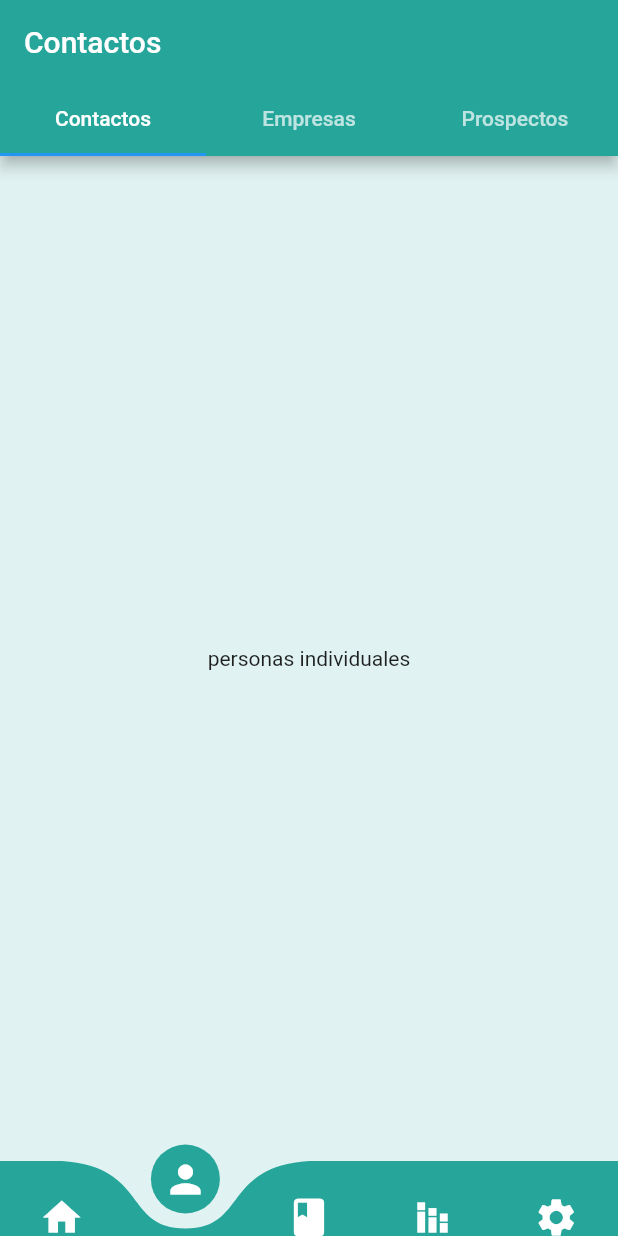
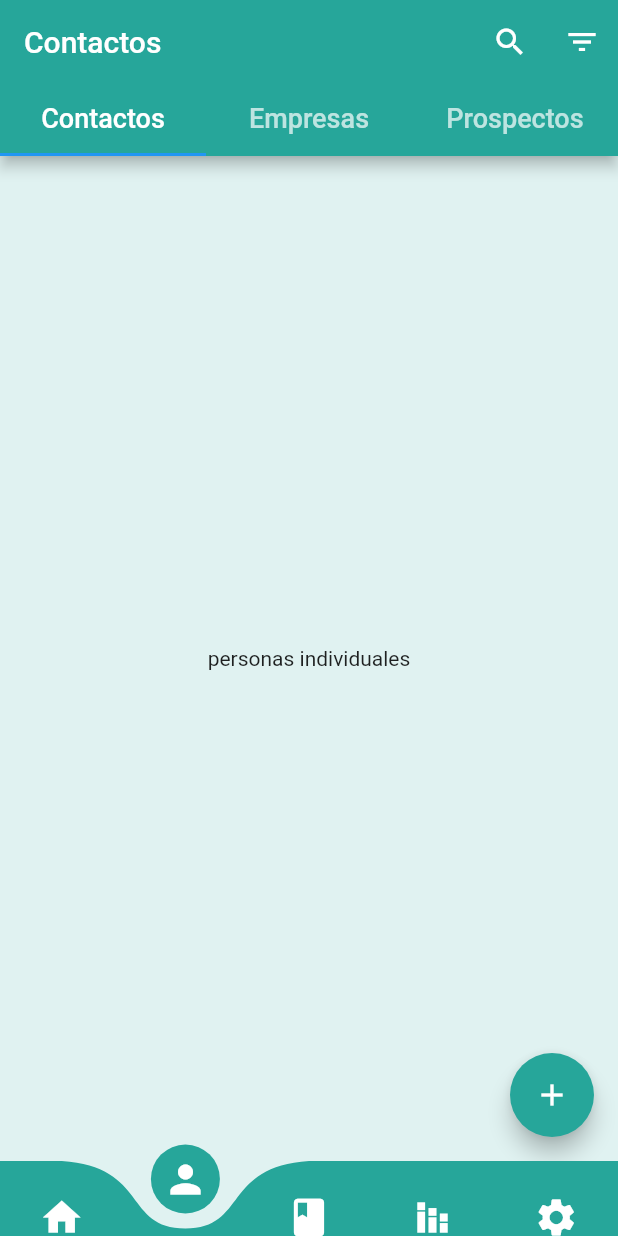
Before and after one commit to Mishe28/WorkScheduler, a Flutter app: the screen it shows after launch, item 2 of the bottom bar chosen, on a phone screen of 412 x 824 dp. Run offline on Flutter 3.47's test engine with Material 2 defaults, Android fonts, the phone set to English and light mode, and no system bars; drawn by our look-alikes of curved_navigation_bar.

Commit message:
módulo de contactos
Implementación de una barra de navegación interna de contactos, empresas y prospectos. Se agregó el botón de añadir nuevo, falta implementar funcionalidad.

```diff
--- a/nav_bar/lib/buscarpagina.dart
+++ b/nav_bar/lib/buscarpagina.dart
@@ -1,28 +1,13 @@
 import 'package:flutter/material.dart'; // importa del main
-
-class BuscarPagina extends StatelessWidget {
+class BuscarPagina extends StatefulWidget {
   const BuscarPagina({Key? key}) : super(key: key);
 
-  static const String _title = 'Flutter Code Sample';
-
   @override
-  Widget build(BuildContext context) {
-    return const MaterialApp(
-      title: _title,
-      home: MyStatefulWidget(),
-    );
-  }
-}
-
-class MyStatefulWidget extends StatefulWidget {
-  const MyStatefulWidget({Key? key}) : super(key: key);
-
-  @override
-  State<MyStatefulWidget> createState() => _MyStatefulWidgetState();
+  State<BuscarPagina> createState() => _MyStatefulWidgetState();
 }
 
 /// AnimationControllers can be created with `vsync: this` because of TickerProviderStateMixin.
-class _MyStatefulWidgetState extends State<MyStatefulWidget>
+class _MyStatefulWidgetState extends State<BuscarPagina>
     with TickerProviderStateMixin {
   late TabController _tabController;
 
@@ -35,30 +20,51 @@ class _MyStatefulWidgetState extends State<MyStatefulWidget>
   @override
   Widget build(BuildContext context) {
     return Scaffold(
-      backgroundColor: Colors.teal.shade50, // fonde de la otra pagina
+      backgroundColor: Colors.teal.shade50, // fondo de la otra pagina
       appBar: AppBar(
-        backgroundColor: Colors.teal.shade400, // fonde de la otra pagina
+        backgroundColor: Colors.teal.shade400, // fondo de la AppBar
         title: const Text('Contactos'),
+        actions: <Widget>[
+          IconButton(
+            icon: const Icon(Icons.search),
+            tooltip: 'Show Snackbar',
+            onPressed: () {
+              ScaffoldMessenger.of(context).showSnackBar(
+                  const SnackBar(content: Text('buscar')));
+            },
+          ),
+          IconButton(
+            icon: const Icon(Icons.filter_list),
+            tooltip: 'Show Snackbar',
+            onPressed: () {
+              ScaffoldMessenger.of(context).showSnackBar(
+                  const SnackBar(content: Text('Filtrar')));
+            },
+          ),
+        ],
+
         bottom: TabBar(
           controller: _tabController,
           tabs: const <Widget>[
             Tab(
-              child: Text("Contactos"),
+              child: Text("Contactos",style: TextStyle(fontSize: 18),),
             ),
             Tab(
-               child: Text("Empresas"),
+               child: Text("Empresas",style: TextStyle(fontSize: 18),),
             ),
             Tab(
-               child: Text("Prospectos"),
+               child: Text("Prospectos",style: TextStyle(fontSize: 18),),
             ),
           ],
         ),
       ),
       body: TabBarView(
         controller: _tabController,
+
         children: const <Widget>[
           Center(
             child: Text("personas individuales"),
+
           ),
           Center(
             child: Text("empresas "),
@@ -67,6 +73,17 @@ class _MyStatefulWidgetState extends State<MyStatefulWidget>
             child: Text("posibles clientes"),
           ),
         ],
+
+      ),
+      floatingActionButtonLocation: FloatingActionButtonLocation.endFloat,
+      floatingActionButton: FloatingActionButton(
+        backgroundColor: Colors.teal.shade400,
+        onPressed: () {
+              ScaffoldMessenger.of(context).showSnackBar(
+                  const SnackBar(content: Text('agregar contactos')));
+            },
+        tooltip: 'Increment',
+        child: const Icon(Icons.add),
       ),
     );
   }
```
